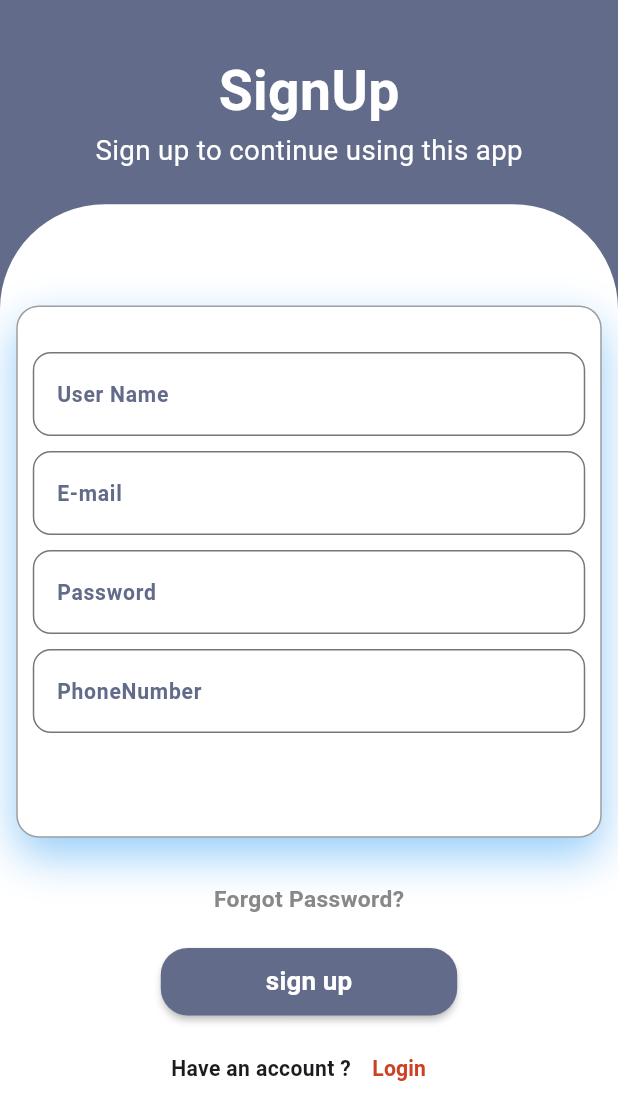
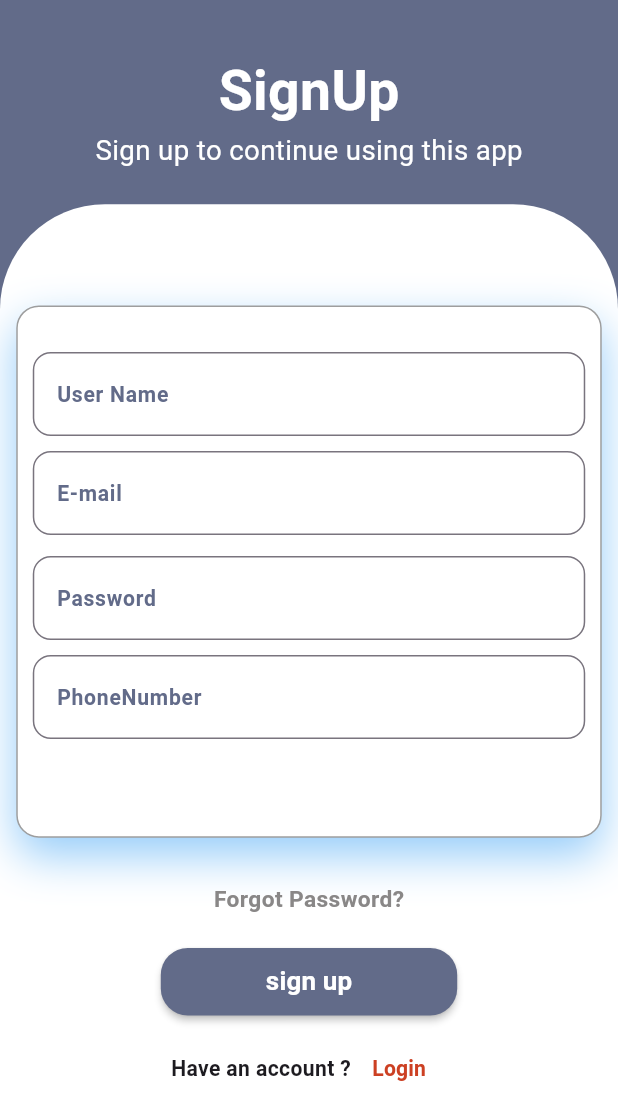
Before and after one commit to MirnaHasan/clothingapp, a Flutter app: the screen it shows after launch, after a tap on "Register", on a phone screen of 412 x 824 dp. Shown: the top 1120 px of the screen. Run offline on Flutter 3.47's test engine with Material 3 defaults, Android fonts, the phone set to English and light mode, and no system bars; our stand-ins replace device_preview, firebase_auth, firebase_core, get, shared_preferences, smooth_page_indicator; accounts and stored records are empty; network calls fail.

Commit message:
some add file

```diff
--- /dev/null
+++ b/devtools_options.yaml
@@ -0,0 +1,3 @@
+description: This file stores settings for Dart & Flutter DevTools.
+documentation: https://docs.flutter.dev/tools/devtools/extensions#configure-extension-enablement-states
+extensions:
--- a/lib/View/widgets/homepagebody.dart
+++ b/lib/View/widgets/homepagebody.dart
@@ -106,21 +106,19 @@ class _HomepagebodyState extends State<Homepagebody> {
                                   right: context.getWidth(6),
                                   top: context.getHeight(10),
                                 ),
-                                child: Form(
-                                  key: formState,
                                 child: Column(
                                   children: [
+                                        SizedBox(height: context.getHeight(8)),
                                     CustomTextformfield(
                                         title: "UserName", controller: userName),
-                                      SizedBox(height: context.getHeight(4)),
+                                    SizedBox(height: context.getHeight(8)),
                                     CustomTextformfield(
                                         title: "E-mail", controller: email),
-                                      SizedBox(height: context.getHeight(4)),
+                                    SizedBox(height: context.getHeight(8)),
                                     CustomTextformfield(
                                         title: "Password", controller: password),
                                     // const SizedBox(height: 10),
                                   ],
-                                  ),
                                 ),
                               ),
                             );
@@ -246,7 +244,7 @@ class _HomepagebodyState extends State<Homepagebody> {
   }
 }
 
-class CustomTextformfield extends StatelessWidget {
+class CustomTextformfield extends StatefulWidget {
   const CustomTextformfield({
     super.key,
     required this.title,
@@ -256,10 +254,16 @@ class CustomTextformfield extends StatelessWidget {
   final TextEditingController controller;
 
   @override
+  State<CustomTextformfield> createState() => _CustomTextformfieldState();
+}
+
+class _CustomTextformfieldState extends State<CustomTextformfield> {
+  @override
   Widget build(BuildContext context) {
     return TextFormField(
-      controller: controller,
+      controller: widget.controller,
       decoration: InputDecoration(
+
         border: OutlineInputBorder(
           borderRadius: BorderRadius.circular(12),
           borderSide: BorderSide(width: 1, color: ColorApp.background),
@@ -269,7 +273,7 @@ class CustomTextformfield extends StatelessWidget {
           borderSide: BorderSide(width: 1, color: ColorApp.background),
         ),
         label: Text(
-          title,
+          widget.title,
           style: TextStyle(
               fontSize: context.getFontSize(13),
               color: ColorApp.background,
--- a/lib/View/widgets/signupbody.dart
+++ b/lib/View/widgets/signupbody.dart
@@ -109,8 +109,6 @@ class _SignUpBodyState extends State<SignUpBody> {
                               child: Padding(
                                 padding: const EdgeInsets.only(
                                     top: 30.0, right: 10, left: 10, bottom: 30),
-                                child: Form(
-                                  key: formState,
                                 child: SingleChildScrollView(
                                   child: Column(
                                     children: [
@@ -133,7 +131,7 @@ class _SignUpBodyState extends State<SignUpBody> {
                                           },
                                           title: "E-mail",
                                           controller: email),
-                                        const SizedBox(height: 10),
+                                      const SizedBox(height: 14),
                                       CustomTextformfield(
                                           validator: (val) {
                                             if (val!.isEmpty) {
@@ -154,7 +152,6 @@ class _SignUpBodyState extends State<SignUpBody> {
                                           title: "PhoneNumber",
                                           controller: phonenumber),
                                     ],
-                                    ),
                                   ),
                                 ),
                               ),
--- a/lib/main.dart
+++ b/lib/main.dart
@@ -48,9 +48,6 @@ Future<void> main() async {
 class MyApp extends StatelessWidget {
   const MyApp({super.key});
 
-  // HomeController controller = Get.put(HomeController());
-
-  // This widget is the root of your application.
   @override
   Widget build(BuildContext context) {
     return SizeBuilder(
@@ -68,7 +65,7 @@ class MyApp extends StatelessWidget {
         initialBinding: MyBindings(),
         // home: SignUp(),
         home: FirebaseAuth.instance.currentUser == null
-            ? Homepagescreen()
+            ? const Homepagescreen()
             : const MainScreen(),
         routes: RouteApp.instance.routes,
       ),
```
Lines whose indentation alone changed are shown as unchanged.
